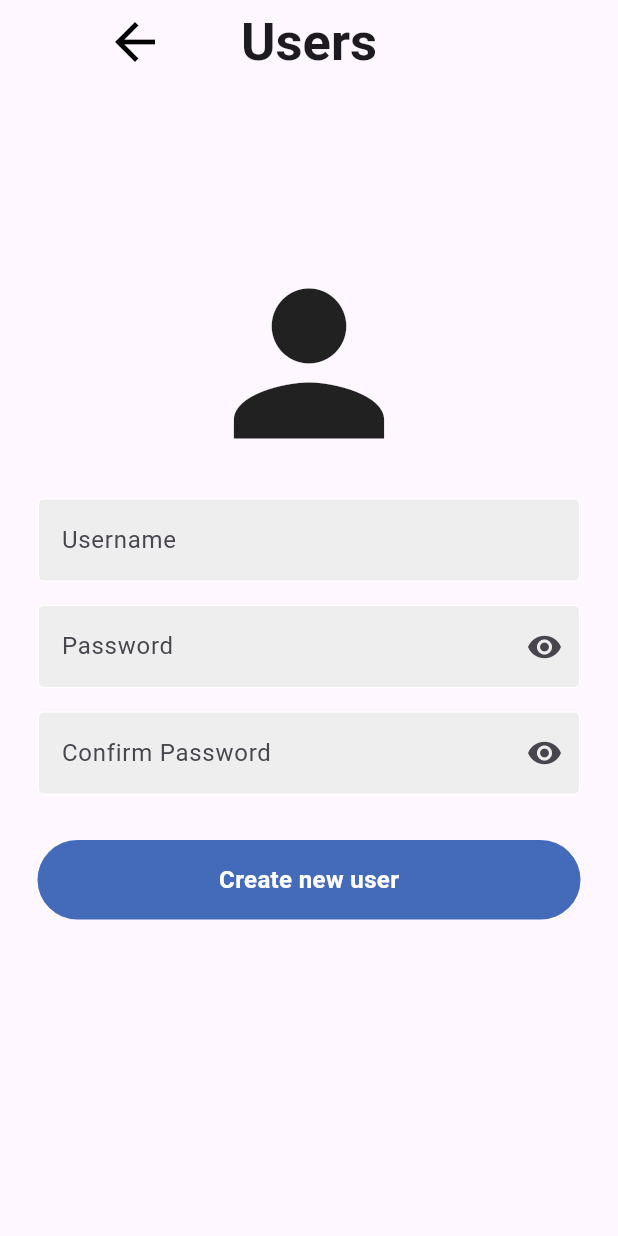
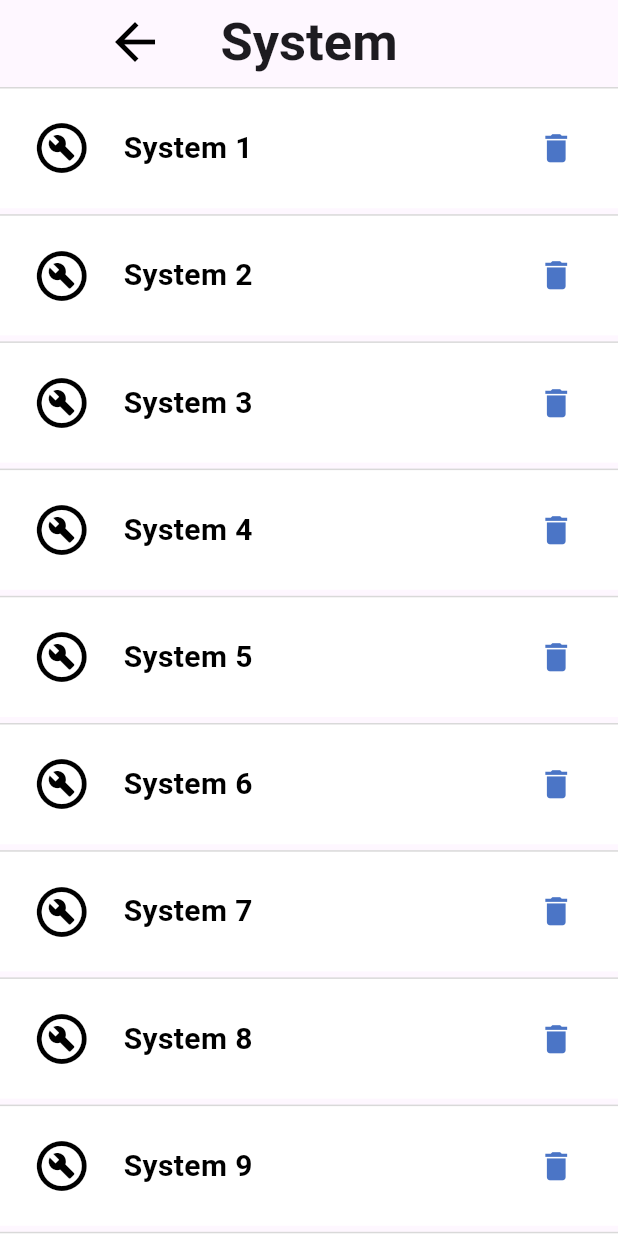
Before and after one commit to itsnhatquan/bestlab, a Flutter app: the screen it shows after launch, on a phone screen of 412 x 824 dp. Run offline on Flutter 3.47's test engine with Material 3 defaults, Android fonts, the light colour scheme and no system bars.

Commit message:
adding system list page

```diff
--- a/bestlab/lib/main.dart
+++ b/bestlab/lib/main.dart
@@ -1,5 +1,6 @@
 import 'dart:ui';
 
+import 'package:bestlab/pages/system_list_page.dart';
 import 'package:bestlab/pages/user_setting_page.dart';
 import 'package:flutter/material.dart';
 import 'package:flutter/widgets.dart';
@@ -17,7 +18,7 @@
   @override
   Widget build(BuildContext context) {
     return MaterialApp(
-      home: UserSetting(),
+      home: SystemList(),
       theme: ThemeData(
         primarySwatch: Colors.blue,
       ),
--- /dev/null
+++ b/bestlab/lib/pages/system_list_page.dart
@@ -0,0 +1,180 @@
+import 'package:flutter/material.dart';
+
+class SystemList extends StatefulWidget {
+  SystemList({super.key});
+
+  @override
+  _UserListState createState() => _UserListState();
+}
+
+class _UserListState extends State<SystemList> {
+  final List<String> users = [
+    'System 1',
+    'System 2',
+    'System 3',
+    'System 4',
+    'System 5',
+    'System 6',
+    'System 7',
+    'System 8',
+    'System 9',
+    'System 10',
+    'System 11',
+    'System 12',
+  ];
+
+  final GlobalKey<AnimatedListState> _listKey = GlobalKey<AnimatedListState>();
+
+  void _removeItem(int index) {
+    final removedItem = users[index];
+    setState(() {
+      users.removeAt(index);
+    });
+    _listKey.currentState!.removeItem(
+      index,
+      (context, animation) => _buildItem(removedItem, animation),
+      duration: const Duration(milliseconds: 300),
+    );
+  }
+
+  Widget _buildItem(String item, Animation<double> animation) {
+    return SizeTransition(
+      sizeFactor: animation,
+      child: Padding(
+        padding: const EdgeInsets.symmetric(vertical: 2.0),
+        child: SystemRow(
+          icon: Icons.person,
+          text: item,
+          onTap: () {},
+          onDismissed: () {},
+        ),
+      ),
+    );
+  }
+
+  @override
+  Widget build(BuildContext context) {
+    return Scaffold(
+        appBar: AppBar(
+          title: Text(
+            'System',
+              style: TextStyle(
+                fontSize: 35.0,
+                fontWeight: FontWeight.bold,
+              )
+          ),
+          leading: IconButton(
+            icon: Icon(Icons.arrow_back),
+            color: Color.fromRGBO(0, 0, 0, 1),
+            iconSize: 40.0,
+            padding: EdgeInsets.fromLTRB(70, 0, 0, 0),
+            onPressed: () {
+              // Add your onPressed code here!
+            },
+          ),
+          centerTitle: true,
+        ),
+        body: AnimatedList(
+          key: _listKey,
+          initialItemCount: users.length,
+          itemBuilder: (context, index, animation) {
+            return SizeTransition(
+              sizeFactor: animation,
+              child: Padding(
+                padding: const EdgeInsets.symmetric(vertical: 2.0),
+                child: SystemRow(
+                  icon: Icons.build_circle_outlined,
+                  text: users[index],
+                  onTap: () {},
+                  onDismissed: () => _removeItem(index),
+                ),
+              ),
+            );
+          },
+        ));
+  }
+}
+
+class SystemRow extends StatelessWidget {
+  final IconData icon;
+  final String text;
+  final Function onTap;
+  final Function onDismissed;
+
+  SystemRow(
+      {required this.icon,
+      required this.text,
+      required this.onTap,
+      required this.onDismissed});
+
+  @override
+  Widget build(BuildContext context) {
+    return GestureDetector(
+      onTap: () => onTap(),
+      child: Container(
+          constraints: BoxConstraints.expand(
+            height:
+                Theme.of(context).textTheme.headlineMedium!.fontSize! * 1.1 +
+                    50.0,
+          ),
+          decoration: BoxDecoration(
+              color: Colors.white,
+              border: Border(
+                top: BorderSide(color: Color.fromRGBO(217, 217, 217, 1)),
+              )),
+          child: Dismissible(
+            key: Key(text),
+            background: Container(), // No background for swipe right
+            secondaryBackground: Container(
+                color: Colors.red,
+                alignment: Alignment.center), // Background for swipe left
+            confirmDismiss: (direction) async {
+              if (direction == DismissDirection.startToEnd) {
+                // Prevent dismissing on swipe right
+                return false;
+              }
+              // Allow dismissing on swipe left
+              return true;
+            },
+            onDismissed: (direction) {
+              if (direction == DismissDirection.endToStart) {
+                onDismissed();
+              }
+            },
+            child: Center(
+              child: Row(
+                mainAxisAlignment: MainAxisAlignment.spaceAround,
+                children: [
+                  Expanded(
+                    child: Icon(
+                      icon,
+                      size: 40,
+                      color: Colors.black,
+                    ),
+                  ),
+                  Expanded(
+                    flex: 3, // Adjust flex to center the text
+                    child: Text(
+                      text,
+                      textAlign: TextAlign.start, // Center align the text
+                      style: TextStyle(
+                        color: Colors.black,
+                        fontSize: 20,
+                        fontWeight: FontWeight.bold,
+                      ),
+                    ),
+                  ),
+                  Expanded(
+                    child: Icon(
+                      Icons.delete,
+                      size: 25,
+                      color: Color.fromRGBO(75, 117, 198, 1),
+                    ),
+                  )
+                ],
+              ),
+            ),
+          )),
+    );
+  }
+}
```
